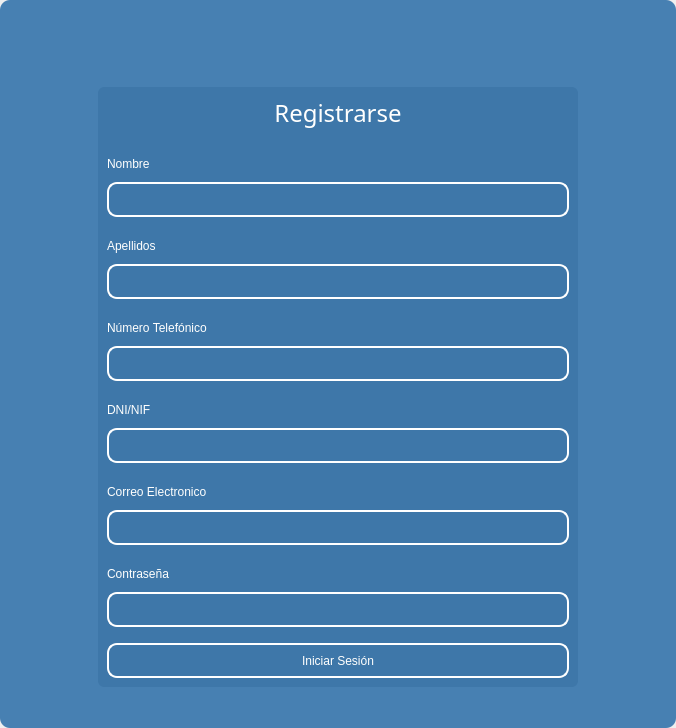
Juankapy/Programacion-app, file Login_Sing_in/sign-in.ui: the form before one commit.
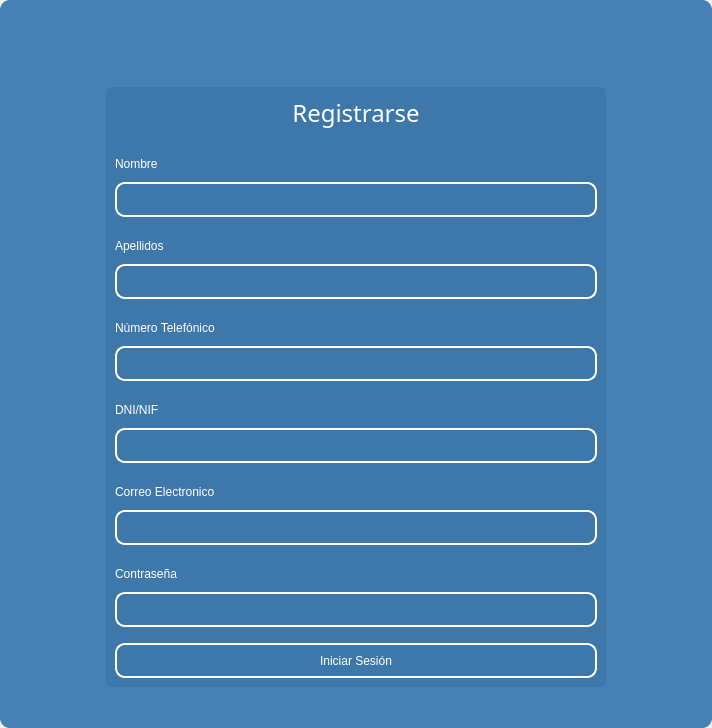
The form after the commit. Icons and pictures are not drawn.

What changed in the file:
```diff
--- a/Login_Sing_in/sign-in.ui
+++ b/Login_Sing_in/sign-in.ui
@@ -6,7 +6,7 @@
    <rect>
     <x>0</x>
     <y>0</y>
-    <width>676</width>
+    <width>712</width>
     <height>728</height>
    </rect>
   </property>
```
